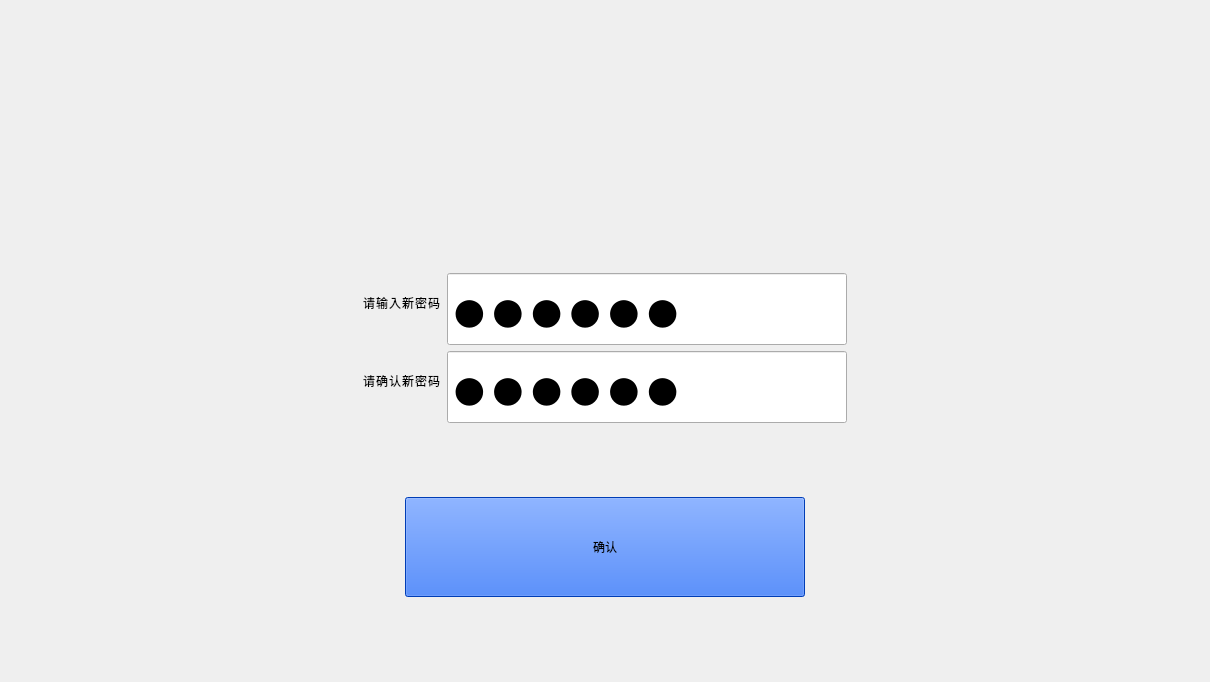
Above: SSCard_System/up_changepwd.ui from leithergit/SSCard_System before the change. Below: the same form after it.
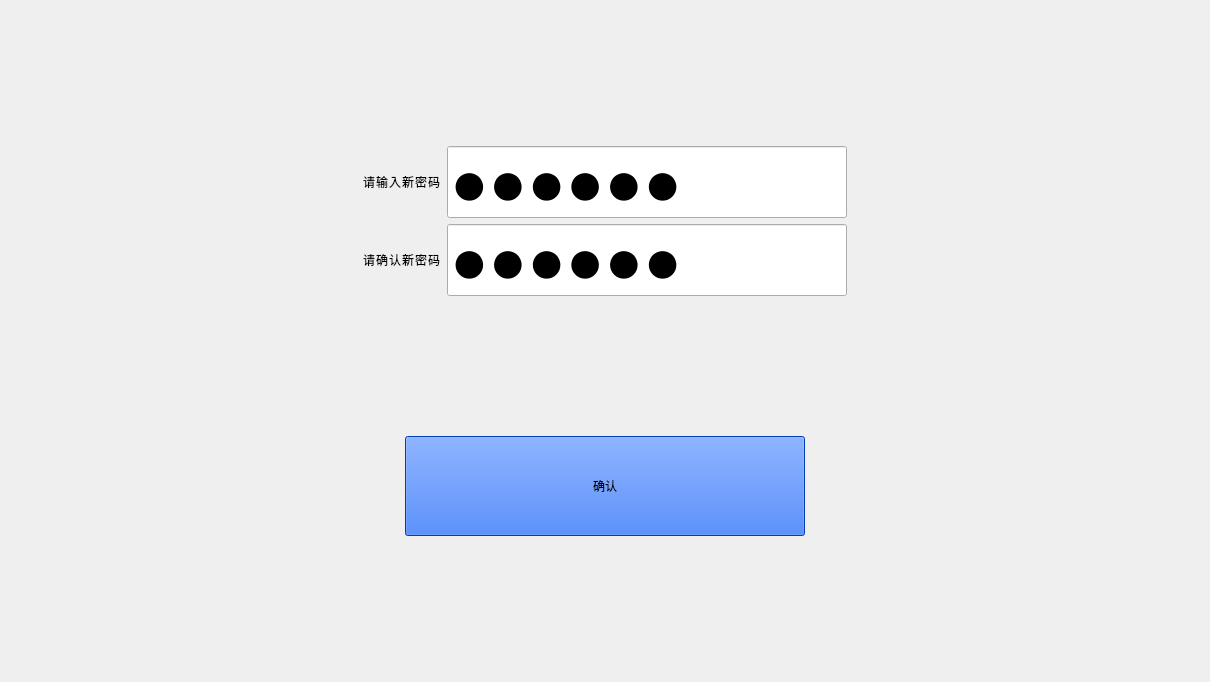
That is the form after the change. Icons and pictures are not drawn.

```diff
--- a/SSCard_System/up_changepwd.ui
+++ b/SSCard_System/up_changepwd.ui
@@ -13,33 +13,19 @@
   <property name="windowTitle">
    <string>Form</string>
   </property>
-  <layout class="QVBoxLayout" name="verticalLayout_2" stretch="6,3,0,1,0">
+  <layout class="QVBoxLayout" name="verticalLayout_2" stretch="0,3,0,1,0">
    <item>
-    <widget class="QLabel" name="label_Swipecard">
-     <property name="minimumSize">
-      <size>
-       <width>600</width>
-       <height>100</height>
-      </size>
+    <spacer name="verticalSpacer_3">
+     <property name="orientation">
+      <enum>Qt::Vertical</enum>
      </property>
-     <property name="maximumSize">
+     <property name="sizeHint" stdset="0">
       <size>
-       <width>16777215</width>
-       <height>250</height>
+       <width>20</width>
+       <height>40</height>
       </size>
      </property>
-     <property name="styleSheet">
-      <string notr="true">font: 25 24pt &quot;Microsoft YaHei UI&quot;;
-color: rgb(0, 0, 0);
-border-image: url(:/Image/card3.jpg);</string>
-     </property>
-     <property name="text">
-      <string/>
-     </property>
-     <property name="alignment">
-      <set>Qt::AlignCenter</set>
-     </property>
-    </widget>
+    </spacer>
    </item>
    <item>
     <layout class="QHBoxLayout" name="horizontalLayout_3">
@@ -68,6 +54,12 @@
              <height>72</height>
             </size>
            </property>
+           <property name="maximumSize">
+            <size>
+             <width>16777215</width>
+             <height>72</height>
+            </size>
+           </property>
            <property name="styleSheet">
             <string notr="true">font:48pt &quot;思源黑体 CN Medium&quot;;
 font-weight: normal;
@@ -91,14 +83,14 @@
            <property name="maximumSize">
             <size>
              <width>400</width>
-             <height>60</height>
+             <height>72</height>
             </size>
            </property>
            <property name="font">
             <font>
              <family>Microsoft YaHei UI</family>
              <pointsize>48</pointsize>
-             <weight>3</weight>
+             <weight>50</weight>
              <italic>false</italic>
              <bold>false</bold>
             </font>
@@ -107,8 +99,7 @@
             <enum>Qt::NoContextMenu</enum>
            </property>
            <property name="styleSheet">
-            <string notr="true">font: 25 48pt &quot;Microsoft YaHei UI&quot;;
-color: rgb(0, 0, 0);</string>
+            <string notr="true"/>
            </property>
            <property name="text">
             <string>123456</string>
@@ -139,6 +130,12 @@
              <height>72</height>
             </size>
            </property>
+           <property name="maximumSize">
+            <size>
+             <width>16777215</width>
+             <height>72</height>
+            </size>
+           </property>
            <property name="styleSheet">
             <string notr="true">font:48pt &quot;思源黑体 CN Medium&quot;;
 font-weight: normal;
@@ -162,14 +159,14 @@
            <property name="maximumSize">
             <size>
              <width>400</width>
-             <height>60</height>
+             <height>72</height>
             </size>
            </property>
            <property name="font">
             <font>
              <family>Microsoft YaHei UI</family>
              <pointsize>48</pointsize>
-             <weight>3</weight>
+             <weight>50</weight>
              <italic>false</italic>
              <bold>false</bold>
             </font>
@@ -178,8 +175,7 @@
             <enum>Qt::NoContextMenu</enum>
            </property>
            <property name="styleSheet">
-            <string notr="true">font: 25 48pt &quot;Microsoft YaHei UI&quot;;
-color: rgb(0, 0, 0);</string>
+            <string notr="true"/>
            </property>
            <property name="text">
             <string>123456</string>
```
Left out of the diff: 5 changed lines with no effect on the pictures.
